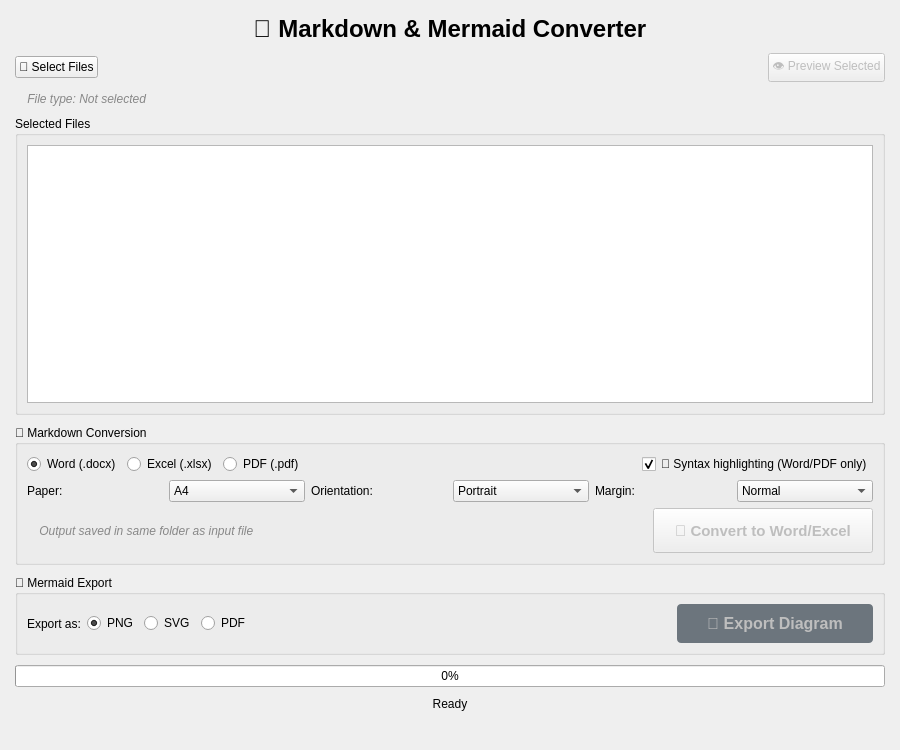
The window that ui/main_window.ui (Arean82/Markdown-to-Word-Excel-Converter) describes before a commit, drawn with Qt 5.
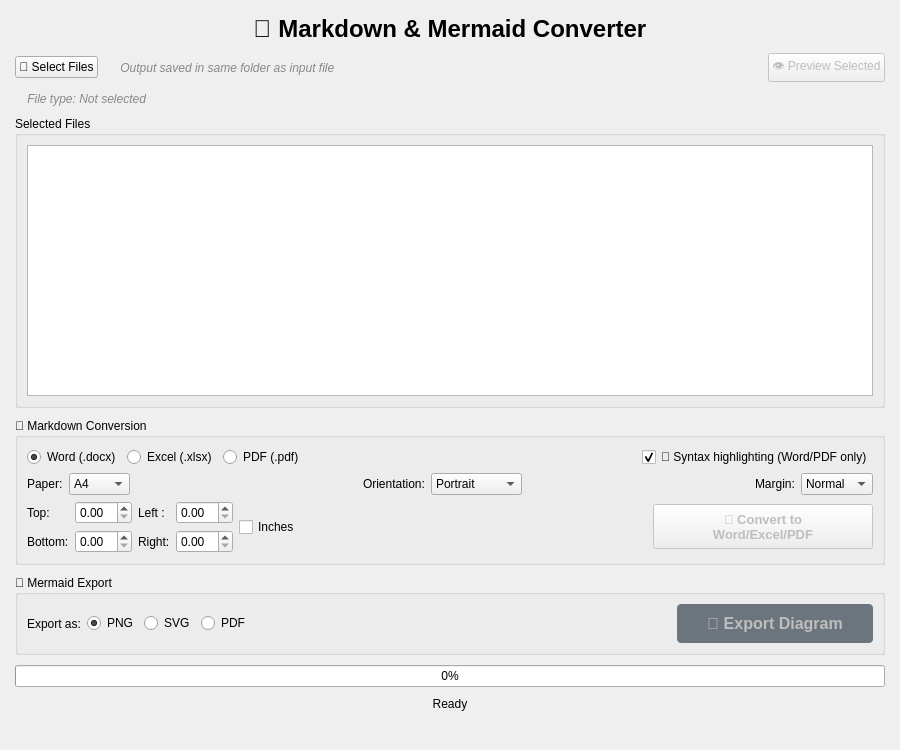
The same window after the commit.

Commit message: feat: initialize MainWindow class with UI loading, theme management, and configuration persistence

The edit to the form file:
```diff
--- a/ui/main_window.ui
+++ b/ui/main_window.ui
@@ -55,6 +55,16 @@
         </property>
        </widget>
       </item>
+      <item>
+       <widget class="QLabel" name="outputLabel">
+        <property name="styleSheet">
+         <string>color: #888; font-style: italic;</string>
+        </property>
+        <property name="text">
+         <string>💾 Output saved in same folder as input file</string>
+        </property>
+       </widget>
+      </item>
       <item>
        <spacer name="fileSpacer">
         <property name="orientation">
@@ -208,6 +218,19 @@
            </item>
           </widget>
          </item>
+         <item>
+          <spacer name="horizontalSpacer_2">
+           <property name="orientation">
+            <enum>Qt::Orientation::Horizontal</enum>
+           </property>
+           <property name="sizeHint" stdset="0">
+            <size>
+             <width>40</width>
+             <height>20</height>
+            </size>
+           </property>
+          </spacer>
+         </item>
          <item>
           <widget class="QLabel" name="orientationLabel">
            <property name="text">
@@ -229,6 +252,19 @@
            </item>
           </widget>
          </item>
+         <item>
+          <spacer name="horizontalSpacer">
+           <property name="orientation">
+            <enum>Qt::Orientation::Horizontal</enum>
+           </property>
+           <property name="sizeHint" stdset="0">
+            <size>
+             <width>40</width>
+             <height>20</height>
+            </size>
+           </property>
+          </spacer>
+         </item>
          <item>
           <widget class="QLabel" name="marginLabel">
            <property name="text">
@@ -253,6 +289,11 @@
              <string>Wide</string>
             </property>
            </item>
+           <item>
+            <property name="text">
+             <string>Custom</string>
+            </property>
+           </item>
           </widget>
          </item>
         </layout>
@@ -260,12 +301,57 @@
        <item>
         <layout class="QHBoxLayout" name="convertActionLayout">
          <item>
-          <widget class="QLabel" name="outputLabel">
-           <property name="styleSheet">
-            <string>color: #888; font-style: italic;</string>
-           </property>
+          <layout class="QVBoxLayout" name="verticalLayout_2">
+           <item>
+            <layout class="QGridLayout" name="gridLayout">
+             <item row="0" column="3">
+              <widget class="QDoubleSpinBox" name="doubleSpinBox_3"/>
+             </item>
+             <item row="0" column="1">
+              <widget class="QDoubleSpinBox" name="doubleSpinBox"/>
+             </item>
+             <item row="1" column="3">
+              <widget class="QDoubleSpinBox" name="doubleSpinBox_2"/>
+             </item>
+             <item row="1" column="1">
+              <widget class="QDoubleSpinBox" name="doubleSpinBox_4"/>
+             </item>
+             <item row="1" column="2">
+              <widget class="QLabel" name="label_4">
+               <property name="text">
+                <string>Right:</string>
+               </property>
+              </widget>
+             </item>
+             <item row="0" column="0">
+              <widget class="QLabel" name="label">
+               <property name="text">
+                <string>Top:</string>
+               </property>
+              </widget>
+             </item>
+             <item row="1" column="0">
+              <widget class="QLabel" name="label_2">
+               <property name="text">
+                <string>Bottom:</string>
+               </property>
+              </widget>
+             </item>
+             <item row="0" column="2">
+              <widget class="QLabel" name="label_3">
+               <property name="text">
+                <string>Left :</string>
+               </property>
+              </widget>
+             </item>
+            </layout>
+           </item>
+          </layout>
+         </item>
+         <item>
+          <widget class="QCheckBox" name="checkBox">
            <property name="text">
-            <string>💾 Output saved in same folder as input file</string>
+            <string>Inches</string>
            </property>
           </widget>
          </item>
@@ -295,12 +381,17 @@
            </property>
            <property name="font">
             <font>
-             <pointsize>11</pointsize>
+             <family>Segoe UI Historic</family>
+             <pointsize>10</pointsize>
              <bold>true</bold>
             </font>
            </property>
+           <property name="mouseTracking">
+            <bool>true</bool>
+           </property>
            <property name="text">
-            <string>🚀 Convert to Word/Excel</string>
+            <string>🚀 Convert to 
+Word/Excel/PDF</string>
            </property>
           </widget>
          </item>
```
The commit also changes 2 other files.
